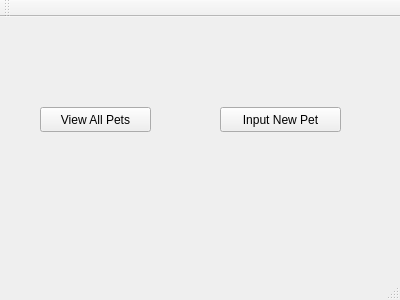
This is interface/cuACS_Test/mainwindow.ui in ArclightEntertainment/arclight-placeholder as Qt 5 draws it before an edit. The edited form follows.
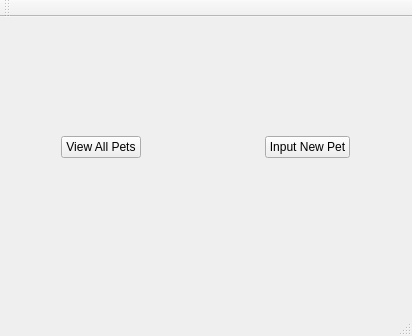
This is the edited form.

Commit message: Done tweaking List View for now, moving on to

The edit to the form file:
```diff
--- a/interface/cuACS_Test/mainwindow.ui
+++ b/interface/cuACS_Test/mainwindow.ui
@@ -6,41 +6,127 @@
    <rect>
     <x>0</x>
     <y>0</y>
-    <width>400</width>
-    <height>300</height>
+    <width>412</width>
+    <height>336</height>
    </rect>
   </property>
   <property name="windowTitle">
    <string>MainWindow</string>
   </property>
   <widget class="QWidget" name="centralWidget">
-   <widget class="QPushButton" name="viewButton">
+   <property name="enabled">
+    <bool>true</bool>
+   </property>
+   <property name="sizePolicy">
+    <sizepolicy hsizetype="Expanding" vsizetype="Expanding">
+     <horstretch>0</horstretch>
+     <verstretch>0</verstretch>
+    </sizepolicy>
+   </property>
+   <property name="autoFillBackground">
+    <bool>true</bool>
+   </property>
+   <widget class="QWidget" name="gridLayoutWidget">
     <property name="geometry">
      <rect>
-      <x>40</x>
-      <y>90</y>
-      <width>111</width>
-      <height>25</height>
+      <x>10</x>
+      <y>9</y>
+      <width>391</width>
+      <height>241</height>
      </rect>
     </property>
-    <property name="text">
-     <string>View All Pets</string>
-    </property>
+    <layout class="QGridLayout" name="gridLayout">
+     <item row="1" column="0">
+      <spacer name="horizontalSpacer_2">
+       <property name="orientation">
+        <enum>Qt::Horizontal</enum>
+       </property>
+       <property name="sizeHint" stdset="0">
+        <size>
+         <width>40</width>
+         <height>20</height>
+        </size>
+       </property>
+      </spacer>
+     </item>
+     <item row="0" column="2">
+      <spacer name="verticalSpacer">
+       <property name="orientation">
+        <enum>Qt::Vertical</enum>
+       </property>
+       <property name="sizeHint" stdset="0">
+        <size>
+         <width>20</width>
+         <height>40</height>
+        </size>
+       </property>
+      </spacer>
+     </item>
+     <item row="1" column="3">
+      <widget class="QPushButton" name="inputButton">
+       <property name="text">
+        <string>Input New Pet</string>
+       </property>
+      </widget>
+     </item>
+     <item row="1" column="4">
+      <spacer name="horizontalSpacer_3">
+       <property name="orientation">
+        <enum>Qt::Horizontal</enum>
+       </property>
+       <property name="sizeHint" stdset="0">
+        <size>
+         <width>40</width>
+         <height>20</height>
+        </size>
+       </property>
+      </spacer>
+     </item>
+     <item row="1" column="1">
+      <widget class="QPushButton" name="viewButton">
+       <property name="text">
+        <string>View All Pets</string>
+       </property>
+      </widget>
+     </item>
+     <item row="1" column="2">
+      <spacer name="horizontalSpacer">
+       <property name="orientation">
+        <enum>Qt::Horizontal</enum>
+       </property>
+       <property name="sizeHint" stdset="0">
+        <size>
+         <width>119</width>
+         <height>20</height>
+        </size>
+       </property>
+      </spacer>
+     </item>
+     <item row="2" column="2">
+      <spacer name="verticalSpacer_2">
+       <property name="orientation">
+        <enum>Qt::Vertical</enum>
+       </property>
+       <property name="sizeHint" stdset="0">
+        <size>
+         <width>20</width>
+         <height>40</height>
+        </size>
+       </property>
+      </spacer>
+     </item>
+    </layout>
    </widget>
-   <widget class="QPushButton" name="inputButton">
-    <property name="geometry">
-     <rect>
-      <x>220</x>
-      <y>90</y>
-      <width>121</width>
-      <height>25</height>
-     </rect>
-    </property>
-    <property name="text">
-     <string>Input New Pet</string>
-    </property>
-   </widget>
   </widget>
+  <widget class="QToolBar" name="mainToolBar">
+   <attribute name="toolBarArea">
+    <enum>TopToolBarArea</enum>
+   </attribute>
+   <attribute name="toolBarBreak">
+    <bool>false</bool>
+   </attribute>
+  </widget>
+  <widget class="QStatusBar" name="statusBar"/>
   <widget class="QMenuBar" name="menuBar">
    <property name="geometry">
     <rect>
@@ -51,15 +137,6 @@
     </rect>
    </property>
   </widget>
-  <widget class="QToolBar" name="mainToolBar">
-   <attribute name="toolBarArea">
-    <enum>TopToolBarArea</enum>
-   </attribute>
-   <attribute name="toolBarBreak">
-    <bool>false</bool>
-   </attribute>
-  </widget>
-  <widget class="QStatusBar" name="statusBar"/>
  </widget>
  <layoutdefault spacing="6" margin="11"/>
  <resources/>
```
Left out of the diff: 2 changed lines with no effect on the pictures. The commit also changes 7 other files.
